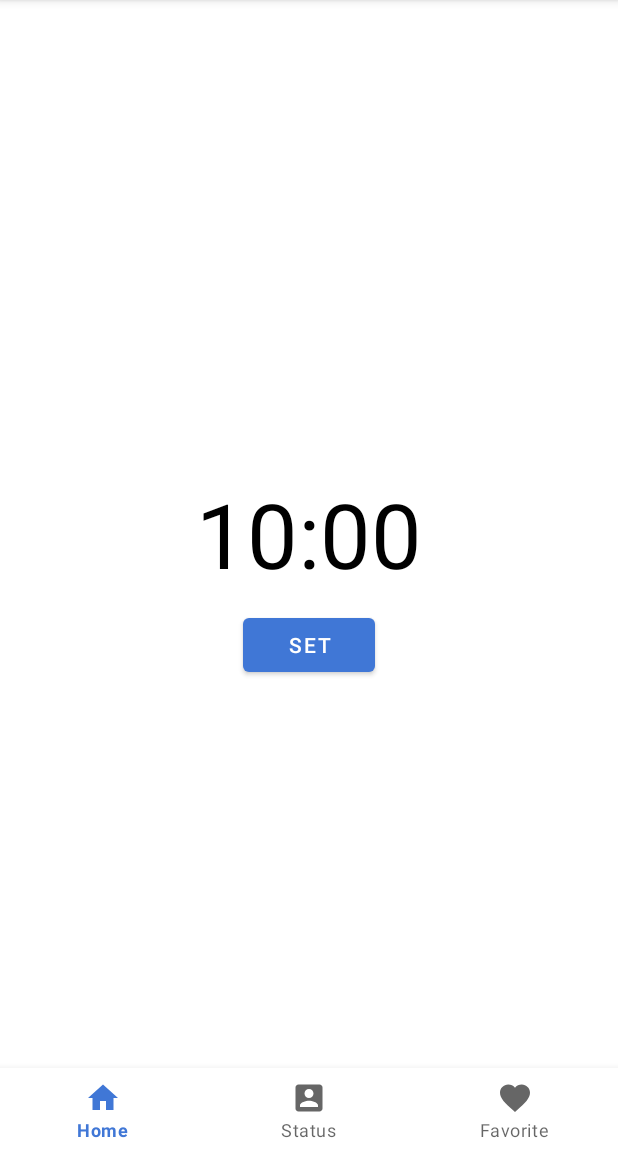
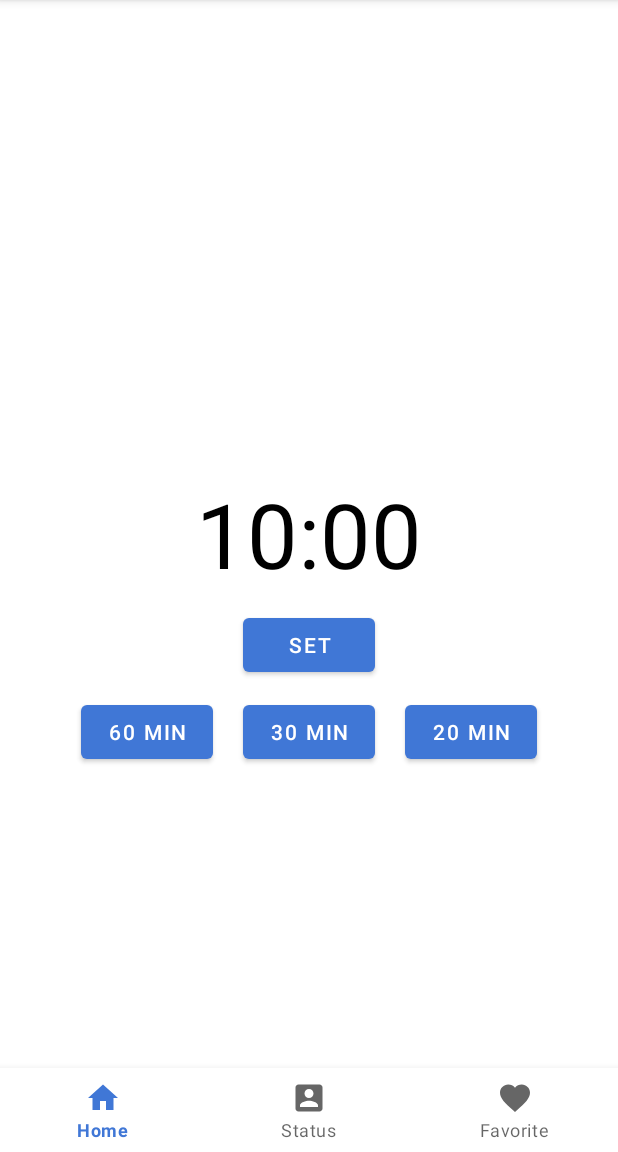
Before and after one commit to LiranFain22/FitUp, an Android app: the Fragment_WaterUp screen opened through its navigation route, on a phone screen of 412 x 824 dp, the part 84-1236 px from its top. Run offline under Robolectric (Android 15) with nearby library versions, the phone set to English and light mode, and no system bars; our stand-ins replace Firebase (no records; nobody signed in at launch, a user with empty details on screens opened directly).

Commit message:
finished working on WaterUp Fragment

```diff
--- a/app/src/main/java/com/example/fitup/Fragments/Fragment_WaterUp.java
+++ b/app/src/main/java/com/example/fitup/Fragments/Fragment_WaterUp.java
@@ -23,7 +23,7 @@ import java.util.Locale;
 
 public class Fragment_WaterUp extends Fragment {
 
-    private static  final long START_TIME_IN_MILLIS = 600000;
+    private final long START_TIME_IN_MILLIS = 600000;
 
     private CountDownTimer mCountDownTimer;
     private boolean mTimerRunning;
@@ -33,6 +33,10 @@ public class Fragment_WaterUp extends Fragment {
     private TextView Fragment_WaterUp_LBL_countdown;
     private MaterialButton Fragment_WaterUp_BTN_setButton;
     private MaterialButton Fragment_WaterUp_BTN_resetButton;
+
+    private MaterialButton Fragment_WaterUp_BTN_set20MinButton;
+    private MaterialButton Fragment_WaterUp_BTN_set30MinButton;
+    private MaterialButton Fragment_WaterUp_BTN_set60MinButton;
 
     @Override
     public View onCreateView(LayoutInflater inflater, ViewGroup container,
@@ -47,14 +51,42 @@ public class Fragment_WaterUp extends Fragment {
 
         findViews(view);
 
-        setClickListenerButtonSet(view);
-        setClickListenerButtonReset(view);
+        setClickListenerButtonSet();
+        setClickListenerButtonReset();
+        setClickListenerButton_20_30_60();
 
         updateCountDownText();
 
     }
 
-    private void setClickListenerButtonSet(View view) {
+    private void setClickListenerButton_20_30_60() {
+        Fragment_WaterUp_BTN_set20MinButton.setOnClickListener(new View.OnClickListener() {
+            @Override
+            public void onClick(View view) {
+                mTimeLeftInMillis = START_TIME_IN_MILLIS;
+                mTimeLeftInMillis *= 2;
+                updateCountDownText();
+            }
+        });
+        Fragment_WaterUp_BTN_set30MinButton.setOnClickListener(new View.OnClickListener() {
+            @Override
+            public void onClick(View view) {
+                mTimeLeftInMillis = START_TIME_IN_MILLIS;
+                mTimeLeftInMillis *= 3;
+                updateCountDownText();
+            }
+        });
+        Fragment_WaterUp_BTN_set60MinButton.setOnClickListener(new View.OnClickListener() {
+            @Override
+            public void onClick(View view) {
+                mTimeLeftInMillis = START_TIME_IN_MILLIS;
+                mTimeLeftInMillis *= 6;
+                updateCountDownText();
+            }
+        });
+    }
+
+    private void setClickListenerButtonSet() {
         Fragment_WaterUp_BTN_setButton.setOnClickListener(new View.OnClickListener() {
             @Override
             public void onClick(View view) {
@@ -67,7 +99,7 @@ public class Fragment_WaterUp extends Fragment {
         });
     }
 
-    private void setClickListenerButtonReset(View view) {
+    private void setClickListenerButtonReset() {
         Fragment_WaterUp_BTN_resetButton.setOnClickListener(new View.OnClickListener() {
             @Override
             public void onClick(View view) {
@@ -98,6 +130,9 @@ public class Fragment_WaterUp extends Fragment {
         mTimerRunning = true;
         Fragment_WaterUp_BTN_setButton.setText("Pause");
         Fragment_WaterUp_BTN_resetButton.setVisibility(View.INVISIBLE);
+        Fragment_WaterUp_BTN_set20MinButton.setVisibility(View.INVISIBLE);
+        Fragment_WaterUp_BTN_set30MinButton.setVisibility(View.INVISIBLE);
+        Fragment_WaterUp_BTN_set60MinButton.setVisibility(View.INVISIBLE);
     }
 
     private void pauseTimer(){
@@ -112,6 +147,9 @@ public class Fragment_WaterUp extends Fragment {
         updateCountDownText();
         Fragment_WaterUp_BTN_resetButton.setVisibility(View.INVISIBLE);
         Fragment_WaterUp_BTN_setButton.setVisibility(View.VISIBLE);
+        Fragment_WaterUp_BTN_set20MinButton.setVisibility(View.VISIBLE);
+        Fragment_WaterUp_BTN_set30MinButton.setVisibility(View.VISIBLE);
+        Fragment_WaterUp_BTN_set60MinButton.setVisibility(View.VISIBLE);
     }
 
     private void updateCountDownText(){
@@ -154,8 +192,13 @@ public class Fragment_WaterUp extends Fragment {
 
     private void findViews(View view) {
         notificationManager = NotificationManagerCompat.from(getContext());
+
         Fragment_WaterUp_BTN_setButton = view.findViewById(R.id.Fragment_WaterUp_BTN_setButton);
         Fragment_WaterUp_BTN_resetButton = view.findViewById(R.id.Fragment_WaterUp_BTN_resetButton);
+        Fragment_WaterUp_BTN_set20MinButton = view.findViewById(R.id.Fragment_WaterUp_BTN_set20MinButton);
+        Fragment_WaterUp_BTN_set30MinButton = view.findViewById(R.id.Fragment_WaterUp_BTN_set30MinButton);
+        Fragment_WaterUp_BTN_set60MinButton = view.findViewById(R.id.Fragment_WaterUp_BTN_set60MinButton);
+
         Fragment_WaterUp_LBL_countdown = view.findViewById(R.id.Fragment_WaterUp_LBL_countdown);
     }
 }
--- a/app/src/main/res/layout/fragment__water_up.xml
+++ b/app/src/main/res/layout/fragment__water_up.xml
@@ -40,6 +40,35 @@
             android:visibility="invisible"
             tools:visibility="visible"/>
 
+        <com.google.android.material.button.MaterialButton
+            android:id="@+id/Fragment_WaterUp_BTN_set20MinButton"
+            android:layout_width="wrap_content"
+            android:layout_height="wrap_content"
+            android:layout_below="@+id/Fragment_WaterUp_BTN_setButton"
+            android:layout_marginStart="20dp"
+            android:layout_marginTop="10dp"
+            android:layout_toEndOf="@+id/Fragment_WaterUp_BTN_setButton"
+            android:text="20 MIN" />
+
+        <com.google.android.material.button.MaterialButton
+            android:id="@+id/Fragment_WaterUp_BTN_set30MinButton"
+            android:layout_width="wrap_content"
+            android:layout_height="wrap_content"
+            android:layout_below="@+id/Fragment_WaterUp_BTN_setButton"
+            android:layout_marginTop="10dp"
+            android:layout_toStartOf="@+id/Fragment_WaterUp_BTN_set20MinButton"
+            android:text="30 MIN" />
+
+        <com.google.android.material.button.MaterialButton
+            android:id="@+id/Fragment_WaterUp_BTN_set60MinButton"
+            android:layout_width="wrap_content"
+            android:layout_height="wrap_content"
+            android:layout_below="@+id/Fragment_WaterUp_BTN_setButton"
+            android:layout_marginTop="10dp"
+            android:layout_marginEnd="20dp"
+            android:layout_toStartOf="@+id/Fragment_WaterUp_BTN_set30MinButton"
+            android:text="60 MIN" />
+
 
     </RelativeLayout>
 
```
